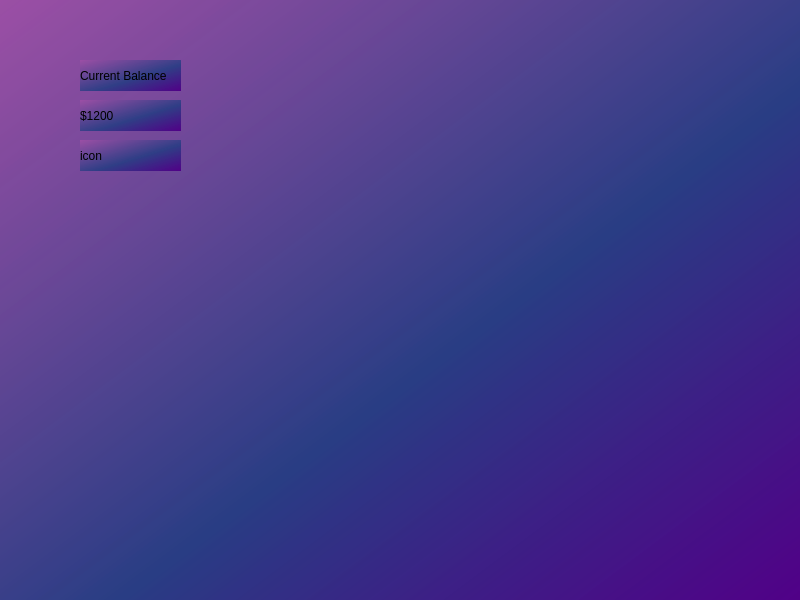
First picture: the form in ui_main.ui, repository ivadimn/gui, before the edit.
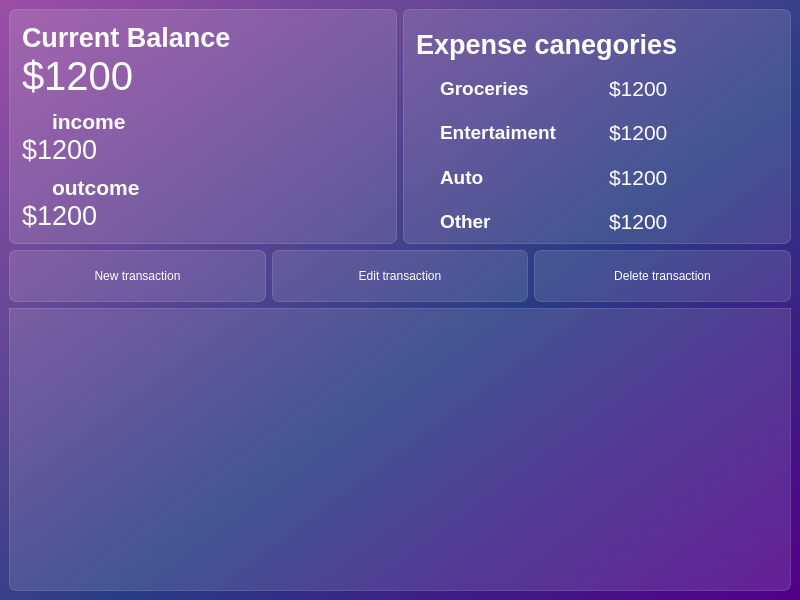
Second picture: the form after the edit. Icons and pictures are not drawn.

Patch:
```diff
--- a/ui_main.ui
+++ b/ui_main.ui
@@ -17,45 +17,578 @@
    <string notr="true">background-color: qlineargradient(spread:pad, x1:1, y1:1, x2:0, y2:0, stop:0 rgba(81, 0, 135, 255), stop:0.427447 rgba(41, 61, 132, 235), stop:1 rgba(155, 79, 165, 255));</string>
   </property>
   <widget class="QWidget" name="centralwidget">
-   <widget class="QLabel" name="label">
-    <property name="geometry">
-     <rect>
-      <x>80</x>
-      <y>60</y>
-      <width>101</width>
-      <height>31</height>
-     </rect>
-    </property>
-    <property name="text">
-     <string>Current Balance</string>
-    </property>
-   </widget>
-   <widget class="QLabel" name="label_2">
-    <property name="geometry">
-     <rect>
-      <x>80</x>
-      <y>100</y>
-      <width>101</width>
-      <height>31</height>
-     </rect>
-    </property>
-    <property name="text">
-     <string>$1200</string>
-    </property>
-   </widget>
-   <widget class="QLabel" name="label_3">
-    <property name="geometry">
-     <rect>
-      <x>80</x>
-      <y>140</y>
-      <width>101</width>
-      <height>31</height>
-     </rect>
-    </property>
-    <property name="text">
-     <string>icon</string>
-    </property>
-   </widget>
+   <layout class="QVBoxLayout" name="verticalLayout_3">
+    <item>
+     <layout class="QHBoxLayout" name="horizontalLayout_7">
+      <item>
+       <widget class="QFrame" name="balance_frame">
+        <property name="styleSheet">
+         <string notr="true">background-color: rgba(255, 255, 255, 30);
+border: 1px solid rgba(255, 255, 255, 40);
+border-radius: 7px;</string>
+        </property>
+        <layout class="QVBoxLayout" name="verticalLayout">
+         <property name="spacing">
+          <number>0</number>
+         </property>
+         <property name="leftMargin">
+          <number>12</number>
+         </property>
+         <property name="topMargin">
+          <number>12</number>
+         </property>
+         <property name="rightMargin">
+          <number>10</number>
+         </property>
+         <property name="bottomMargin">
+          <number>12</number>
+         </property>
+         <item>
+          <widget class="QLabel" name="label">
+           <property name="styleSheet">
+            <string notr="true">color: white;
+font-weight: bold;
+font-size: 20pt;
+background-color: none;
+border: none;</string>
+           </property>
+           <property name="text">
+            <string>Current Balance</string>
+           </property>
+          </widget>
+         </item>
+         <item>
+          <widget class="QLabel" name="label_2">
+           <property name="styleSheet">
+            <string notr="true">color: white;
+font-size: 30pt;
+background-color: none;
+border: none;</string>
+           </property>
+           <property name="text">
+            <string>$1200</string>
+           </property>
+          </widget>
+         </item>
+         <item>
+          <layout class="QHBoxLayout" name="horizontalLayout">
+           <property name="spacing">
+            <number>0</number>
+           </property>
+           <item>
+            <widget class="QLabel" name="label_3">
+             <property name="maximumSize">
+              <size>
+               <width>24</width>
+               <height>16777215</height>
+              </size>
+             </property>
+             <property name="styleSheet">
+              <string notr="true">background-color: none;
+border: none;
+padding-top: 10px;</string>
+             </property>
+             <property name="text">
+              <string/>
+             </property>
+             <property name="pixmap">
+              <pixmap resource="res-rc-qrc.qrc">:/icon/icons/north_west_white_24dp.svg</pixmap>
+             </property>
+            </widget>
+           </item>
+           <item>
+            <widget class="QLabel" name="label_4">
+             <property name="styleSheet">
+              <string notr="true">color: white;
+font-size: 16pt;
+background-color: none;
+border: none;
+font-weight: bold;
+padding-top: 10px;</string>
+             </property>
+             <property name="text">
+              <string>income</string>
+             </property>
+            </widget>
+           </item>
+          </layout>
+         </item>
+         <item>
+          <widget class="QLabel" name="label_7">
+           <property name="styleSheet">
+            <string notr="true">color: white;
+font-size: 20pt;
+background-color: none;
+border: none;</string>
+           </property>
+           <property name="text">
+            <string>$1200</string>
+           </property>
+          </widget>
+         </item>
+         <item>
+          <layout class="QHBoxLayout" name="horizontalLayout_2">
+           <property name="spacing">
+            <number>0</number>
+           </property>
+           <item>
+            <widget class="QLabel" name="label_6">
+             <property name="maximumSize">
+              <size>
+               <width>24</width>
+               <height>16777215</height>
+              </size>
+             </property>
+             <property name="styleSheet">
+              <string notr="true">background-color: none;
+border: none;
+padding-top: 10px;</string>
+             </property>
+             <property name="text">
+              <string/>
+             </property>
+             <property name="pixmap">
+              <pixmap resource="res-rc-qrc.qrc">:/icon/icons/call_received_white_24dp.svg</pixmap>
+             </property>
+            </widget>
+           </item>
+           <item>
+            <widget class="QLabel" name="label_5">
+             <property name="styleSheet">
+              <string notr="true">color: white;
+font-size: 16pt;
+background-color: none;
+border: none;
+font-weight: bold;
+padding-top: 10px;</string>
+             </property>
+             <property name="text">
+              <string>outcome</string>
+             </property>
+            </widget>
+           </item>
+          </layout>
+         </item>
+         <item>
+          <widget class="QLabel" name="label_8">
+           <property name="styleSheet">
+            <string notr="true">color: white;
+font-size: 20pt;
+background-color: none;
+border: none;</string>
+           </property>
+           <property name="text">
+            <string>$1200</string>
+           </property>
+          </widget>
+         </item>
+        </layout>
+       </widget>
+      </item>
+      <item>
+       <widget class="QFrame" name="categories_frame">
+        <property name="styleSheet">
+         <string notr="true">background-color: rgba(255, 255, 255, 30);
+border: 1px solid rgba(255, 255, 255, 40);
+border-radius: 7px;</string>
+        </property>
+        <layout class="QVBoxLayout" name="verticalLayout_2">
+         <property name="spacing">
+          <number>0</number>
+         </property>
+         <property name="leftMargin">
+          <number>12</number>
+         </property>
+         <property name="topMargin">
+          <number>12</number>
+         </property>
+         <property name="rightMargin">
+          <number>12</number>
+         </property>
+         <property name="bottomMargin">
+          <number>0</number>
+         </property>
+         <item>
+          <widget class="QLabel" name="label_9">
+           <property name="styleSheet">
+            <string notr="true">color: white;
+font-weight: bold;
+font-size: 20pt;
+background-color: none;
+border: none;</string>
+           </property>
+           <property name="text">
+            <string>Expense canegories</string>
+           </property>
+          </widget>
+         </item>
+         <item>
+          <layout class="QHBoxLayout" name="horizontalLayout_3">
+           <property name="spacing">
+            <number>0</number>
+           </property>
+           <item>
+            <widget class="QLabel" name="label_10">
+             <property name="maximumSize">
+              <size>
+               <width>24</width>
+               <height>16777215</height>
+              </size>
+             </property>
+             <property name="styleSheet">
+              <string notr="true">background-color: none;
+border: none;</string>
+             </property>
+             <property name="text">
+              <string/>
+             </property>
+             <property name="pixmap">
+              <pixmap resource="res-rc-qrc.qrc">:/icon/icons/local_grocery_store_white_24dp.svg</pixmap>
+             </property>
+            </widget>
+           </item>
+           <item>
+            <widget class="QLabel" name="label_11">
+             <property name="styleSheet">
+              <string notr="true">color: white;
+font-weight: bold;
+font-size: 14pt;
+background-color: none;
+border: none;</string>
+             </property>
+             <property name="text">
+              <string>Groceries</string>
+             </property>
+            </widget>
+           </item>
+           <item>
+            <widget class="QLabel" name="label_12">
+             <property name="styleSheet">
+              <string notr="true">color: white;
+font-size: 16pt;
+background-color: none;
+border: none;</string>
+             </property>
+             <property name="text">
+              <string>$1200</string>
+             </property>
+            </widget>
+           </item>
+          </layout>
+         </item>
+         <item>
+          <layout class="QHBoxLayout" name="horizontalLayout_4">
+           <property name="spacing">
+            <number>0</number>
+           </property>
+           <item>
+            <widget class="QLabel" name="label_14">
+             <property name="maximumSize">
+              <size>
+               <width>24</width>
+               <height>16777215</height>
+              </size>
+             </property>
+             <property name="styleSheet">
+              <string notr="true">background-color: none;
+border: none;</string>
+             </property>
+             <property name="text">
+              <string/>
+             </property>
+             <property name="pixmap">
+              <pixmap resource="res-rc-qrc.qrc">:/icon/icons/sports_esports_white_24dp.svg</pixmap>
+             </property>
+            </widget>
+           </item>
+           <item>
+            <widget class="QLabel" name="label_15">
+             <property name="styleSheet">
+              <string notr="true">color: white;
+font-weight: bold;
+font-size: 14pt;
+background-color: none;
+border: none;</string>
+             </property>
+             <property name="text">
+              <string>Entertaiment</string>
+             </property>
+            </widget>
+           </item>
+           <item>
+            <widget class="QLabel" name="label_13">
+             <property name="styleSheet">
+              <string notr="true">color: white;
+font-size: 16pt;
+background-color: none;
+border: none;</string>
+             </property>
+             <property name="text">
+              <string>$1200</string>
+             </property>
+            </widget>
+           </item>
+          </layout>
+         </item>
+         <item>
+          <layout class="QHBoxLayout" name="horizontalLayout_5">
+           <property name="spacing">
+            <number>0</number>
+           </property>
+           <item>
+            <widget class="QLabel" name="label_17">
+             <property name="maximumSize">
+              <size>
+               <width>24</width>
+               <height>16777215</height>
+              </size>
+             </property>
+             <property name="styleSheet">
+              <string notr="true">background-color: none;
+border: none;</string>
+             </property>
+             <property name="text">
+              <string/>
+             </property>
+             <property name="pixmap">
+              <pixmap resource="res-rc-qrc.qrc">:/icon/icons/directions_car_white_24dp.svg</pixmap>
+             </property>
+            </widget>
+           </item>
+           <item>
+            <widget class="QLabel" name="label_18">
+             <property name="styleSheet">
+              <string notr="true">color: white;
+font-weight: bold;
+font-size: 14pt;
+background-color: none;
+border: none;</string>
+             </property>
+             <property name="text">
+              <string>Auto</string>
+             </property>
+            </widget>
+           </item>
+           <item>
+            <widget class="QLabel" name="label_16">
+             <property name="styleSheet">
+              <string notr="true">color: white;
+font-size: 16pt;
+background-color: none;
+border: none;</string>
+             </property>
+             <property name="text">
+              <string>$1200</string>
+             </property>
+            </widget>
+           </item>
+          </layout>
+         </item>
+         <item>
+          <layout class="QHBoxLayout" name="horizontalLayout_6">
+           <property name="spacing">
+            <number>0</number>
+           </property>
+           <item>
+            <widget class="QLabel" name="label_20">
+             <property name="maximumSize">
+              <size>
+               <width>24</width>
+               <height>16777215</height>
+              </size>
+             </property>
+             <property name="styleSheet">
+              <string notr="true">background-color: none;
+border: none;</string>
+             </property>
+             <property name="text">
+              <string/>
+             </property>
+             <property name="pixmap">
+              <pixmap resource="res-rc-qrc.qrc">:/icon/icons/list_white_24dp.svg</pixmap>
+             </property>
+            </widget>
+           </item>
+           <item>
+            <widget class="QLabel" name="label_21">
+             <property name="styleSheet">
+              <string notr="true">color: white;
+font-weight: bold;
+font-size: 14pt;
+background-color: none;
+border: none;</string>
+             </property>
+             <property name="text">
+              <string>Other</string>
+             </property>
+            </widget>
+           </item>
+           <item>
+            <widget class="QLabel" name="label_19">
+             <property name="styleSheet">
+              <string notr="true">color: white;
+font-size: 16pt;
+background-color: none;
+border: none;</string>
+             </property>
+             <property name="text">
+              <string>$1200</string>
+             </property>
+            </widget>
+           </item>
+          </layout>
+         </item>
+        </layout>
+       </widget>
+      </item>
+     </layout>
+    </item>
+    <item>
+     <layout class="QHBoxLayout" name="horizontalLayout_8">
+      <item>
+       <widget class="QPushButton" name="pushButton">
+        <property name="styleSheet">
+         <string notr="true">QPushButton { 
+background-color:rgba(255, 255, 255, 30);
+border: 1px solid rgba(255, 255, 255, 40);
+border-radius: 7px;
+width: 230px;
+height: 50px; 
+color: white;
+} 
+QPushButton:hover {
+background-color:rgba(255, 255, 255, 40);
+}
+QPushButton:pressed {
+background-color:rgba(255, 255, 255, 70);
+}</string>
+        </property>
+        <property name="text">
+         <string>New transaction</string>
+        </property>
+        <property name="icon">
+         <iconset resource="res-rc-qrc.qrc">
+          <normaloff>:/icon/icons/post_add_white_24dp.svg</normaloff>:/icon/icons/post_add_white_24dp.svg</iconset>
+        </property>
+        <property name="iconSize">
+         <size>
+          <width>24</width>
+          <height>24</height>
+         </size>
+        </property>
+       </widget>
+      </item>
+      <item>
+       <widget class="QPushButton" name="pushButton_2">
+        <property name="styleSheet">
+         <string notr="true">QPushButton { 
+background-color:rgba(255, 255, 255, 30);
+border: 1px solid rgba(255, 255, 255, 40);
+border-radius: 7px;
+width: 230px;
+height: 50px; 
+color: white;
+} 
+QPushButton:hover {
+background-color:rgba(255, 255, 255, 40);
+}
+QPushButton:pressed {
+background-color:rgba(255, 255, 255, 70);
+}
+</string>
+        </property>
+        <property name="text">
+         <string>Edit transaction</string>
+        </property>
+        <property name="icon">
+         <iconset resource="res-rc-qrc.qrc">
+          <normaloff>:/icon/icons/edit_white_24dp.svg</normaloff>:/icon/icons/edit_white_24dp.svg</iconset>
+        </property>
+        <property name="iconSize">
+         <size>
+          <width>24</width>
+          <height>24</height>
+         </size>
+        </property>
+       </widget>
+      </item>
+      <item>
+       <widget class="QPushButton" name="pushButton_3">
+        <property name="styleSheet">
+         <string notr="true">QPushButton { 
+background-color:rgba(255, 255, 255, 30);
+border: 1px solid rgba(255, 255, 255, 40);
+border-radius: 7px;
+width: 230px;
+height: 50px; 
+color: white;
+} 
+QPushButton:hover {
+background-color:rgba(255, 255, 255, 40);
+}
+QPushButton:pressed {
+background-color:rgba(255, 255, 255, 70);
+}
+</string>
+        </property>
+        <property name="text">
+         <string>Delete transaction</string>
+        </property>
+        <property name="icon">
+         <iconset resource="res-rc-qrc.qrc">
+          <normaloff>:/icon/icons/delete_white_24dp.svg</normaloff>:/icon/icons/delete_white_24dp.svg</iconset>
+        </property>
+        <property name="iconSize">
+         <size>
+          <width>24</width>
+          <height>24</height>
+         </size>
+        </property>
+       </widget>
+      </item>
+     </layout>
+    </item>
+    <item>
+     <widget class="QTableView" name="tableView">
+      <property name="styleSheet">
+       <string notr="true">QTableView {
+background-color: rgba(255, 255, 255, 30);
+border: 1px solid rgba(255, 255, 255, 40);
+border-bottom-right-radius: 7px;
+border-bottom-left-radius: 7px;
+}
+QTableView:section {
+background-color: rgba(53, 53, 53);
+color: white;
+border: none;
+height: 50px;
+font-size: 14pt;
+}
+QTableView:item {
+border-style: none;
+border-bottom: rgba(255, 255, 255, 50); 
+}
+QTableView:item:selected {
+border: none;
+color: rgba(255, 255, 255); 
+background-color: rgba(255, 255, 255, 50);
+}</string>
+      </property>
+      <property name="verticalScrollBarPolicy">
+       <enum>Qt::ScrollBarAsNeeded</enum>
+      </property>
+      <property name="horizontalScrollBarPolicy">
+       <enum>Qt::ScrollBarAsNeeded</enum>
+      </property>
+      <property name="showGrid">
+       <bool>false</bool>
+      </property>
+      <attribute name="horizontalHeaderDefaultSectionSize">
+       <number>139</number>
+      </attribute>
+     </widget>
+    </item>
+   </layout>
   </widget>
  </widget>
  <resources/>
```
Left out of the diff: 4 changed lines with no effect on the pictures.
